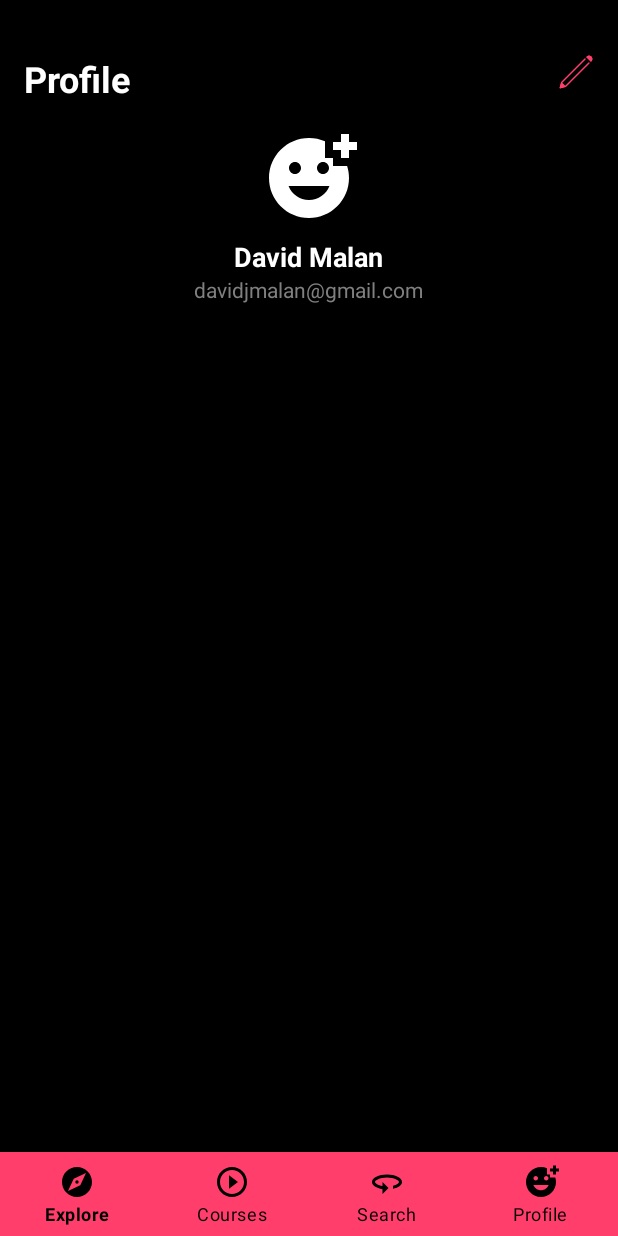
After one commit to imahrukh/Mentora, an Android app built with Jetpack Compose: the layout activity_profile.xml on its own in the app's theme, with its tools: preview values and no code run, on a phone screen of 412 x 824 dp. The commit adds this screen. Run offline under Robolectric (Android 15) with nearby library versions, the phone set to English and light mode, and no system bars.

Commit message:
Profile section with certificates/no certificates

```diff
--- /dev/null
+++ b/app/src/main/java/com/fast/mentor/EditProfileActivity.java
@@ -0,0 +1,4 @@
+package com.fast.mentor;
+
+public class EditProfileActivity {
+}
--- /dev/null
+++ b/app/src/main/res/layout/activity_profile.xml
@@ -0,0 +1,95 @@
+<?xml version="1.0" encoding="utf-8"?>
+<RelativeLayout xmlns:android="http://schemas.android.com/apk/res/android"
+    xmlns:tools="http://schemas.android.com/tools"
+    xmlns:app="http://schemas.android.com/apk/res-auto"
+    android:id="@+id/profileRoot"
+    android:layout_width="match_parent"
+    android:layout_height="match_parent"
+    android:background="@color/black"
+    tools:context=".ProfileActivity">
+
+    <!-- Header -->
+    <LinearLayout
+        android:layout_marginTop="20dp"
+        android:id="@+id/headerLayout"
+        android:orientation="vertical"
+        android:layout_width="match_parent"
+        android:layout_height="wrap_content"
+        android:padding="16dp">
+
+        <RelativeLayout
+            android:layout_width="match_parent"
+            android:layout_height="wrap_content">
+
+            <TextView
+                android:id="@+id/profileTitle"
+                android:layout_width="wrap_content"
+                android:layout_height="wrap_content"
+                android:text="@string/profile"
+                android:textColor="@color/white"
+                android:textSize="24sp"
+                android:textStyle="bold"
+                android:layout_marginBottom="10dp"/>
+
+            <ImageView
+                android:id="@+id/editIcon"
+                android:layout_width="24dp"
+                android:layout_height="24dp"
+                android:layout_alignParentEnd="true"
+                android:src="@drawable/ic_edit"
+                android:contentDescription="@string/edit"
+                app:tint="@color/red" />
+        </RelativeLayout>
+
+        <ImageView
+            android:id="@+id/avatar"
+            android:layout_width="64dp"
+            android:layout_height="64dp"
+            android:layout_gravity="center"
+            android:src="@drawable/ic_profile"
+            app:tint="@color/white"
+            android:contentDescription="@string/avator"
+            android:layout_marginTop="8dp" />
+
+        <TextView
+            android:id="@+id/userName"
+            android:layout_width="wrap_content"
+            android:layout_height="wrap_content"
+            android:layout_gravity="center"
+            android:text="@string/userName"
+            android:textColor="@color/white"
+            android:textSize="18sp"
+            android:textStyle="bold"
+            android:layout_marginTop="8dp" />
+
+        <TextView
+            android:id="@+id/userEmail"
+            android:layout_width="wrap_content"
+            android:layout_height="wrap_content"
+            android:layout_gravity="center"
+            android:text="@string/userEmail"
+            android:textColor="@color/grey"
+            android:textSize="14sp"
+            android:layout_marginBottom="8dp" />
+    </LinearLayout>
+
+    <!-- Certificate Content Placeholder -->
+    <FrameLayout
+        android:id="@+id/contentFrame"
+        android:layout_width="match_parent"
+        android:layout_height="0dp"
+        android:layout_above="@id/bottomNav"
+        android:layout_below="@id/headerLayout"
+        android:padding="16dp" />
+
+    <com.google.android.material.bottomnavigation.BottomNavigationView
+        android:id="@+id/bottomNav"
+        android:layout_width="match_parent"
+        android:layout_height="wrap_content"
+        android:layout_alignParentBottom="true"
+        android:background="@color/red"
+        app:itemIconTint="@color/black"
+        app:itemTextColor="@color/black"
+        app:labelVisibilityMode="labeled"
+        app:menu="@menu/bottom_nav_menu" />
+</RelativeLayout>
--- /dev/null
+++ b/app/src/main/res/layout/recycler_certificates.xml
@@ -0,0 +1,5 @@
+<?xml version="1.0" encoding="utf-8"?>
+<androidx.recyclerview.widget.RecyclerView xmlns:android="http://schemas.android.com/apk/res/android"
+    android:id="@+id/recyclerCertificates"
+    android:layout_width="match_parent"
+    android:layout_height="match_parent" />
--- a/app/src/main/res/values/strings.xml
+++ b/app/src/main/res/values/strings.xml
@@ -37,4 +37,11 @@
     <string name="courseModule1">Supervised Machine Learning: Regression and Classification</string>
     <string name="moduleProgress">Module 1 of 3</string>
     <string name="getBack">Get Back Into It</string>
+    <string name="userName">David Malan</string>
+    <string name="userEmail">davidjmalan@gmail.com</string>
+    <string name="startLearning">Start Learning Now</string>
+    <string name ="edit">Edit</string>
+    <string name="avator">Avator</string>
+    <string name="noCertificates1">That feeling of completion is just around the corner</string>
+    <string name="noCertificates2">Your completed courses and certificates will be here</string>
 </resources>
```
Also changed, not shown: app/src/main/java/com/fast/mentor/Certificate.java (added, +25 -0 lines), app/src/main/java/com/fast/mentor/CertificateAdapter.java (added, +56 -0 lines), app/src/main/java/com/fast/mentor/ProfileActivity.java (added, +63 -0 lines), app/src/main/res/layout/item_certificate.xml (added, +34 -0 lines), app/src/main/res/layout/item_no_certificates.xml (added, +44 -0 lines), app/src/main/res/drawable/certificate.png (added), app/src/main/res/drawable/ic_edit.png (added).
